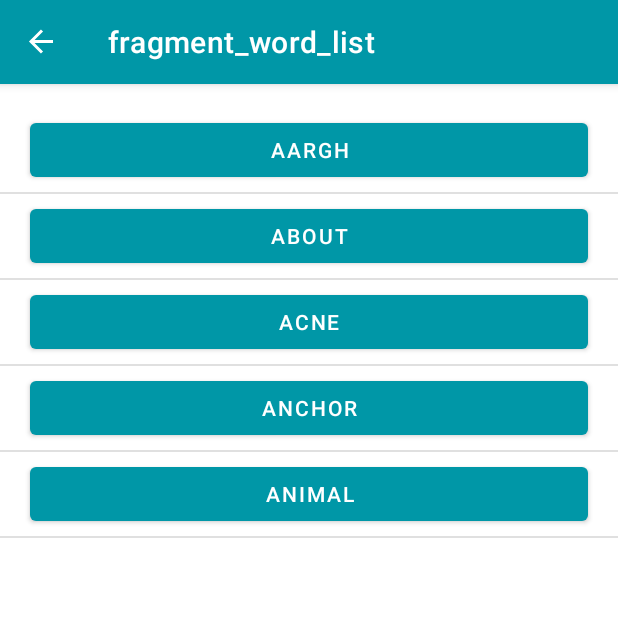
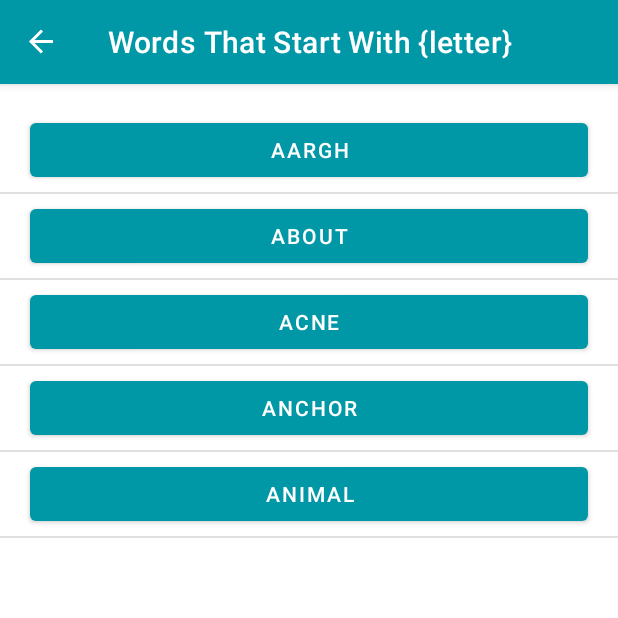
Before and after one commit to Taha-Adeel/Android-Apps, an Android app: the screen it shows after launch (MainActivity), after a tap on an icon or button, on a phone screen of 412 x 824 dp, the top half of it. Run offline under Robolectric (Android 15) with nearby library versions, the phone set to English and light mode, and no system bars; our stand-ins replace navigation-ui.

Commit message:
Refactored code

```diff
--- a/app/src/main/res/navigation/nav_graph.xml
+++ b/app/src/main/res/navigation/nav_graph.xml
@@ -8,8 +8,8 @@
     <fragment
         android:id="@+id/letterListFragment"
         android:name="com.example.dictionary_app.LetterListFragment"
-        android:label="fragment_letter_list"
-        tools:layout="@layout/fragment_letter_list" >
+        android:label="@string/app_name"
+        tools:layout="@layout/fragment_letter_list">
         <action
             android:id="@+id/action_letterListFragment_to_wordListFragment"
             app:destination="@id/wordListFragment" />
@@ -17,8 +17,8 @@
     <fragment
         android:id="@+id/wordListFragment"
         android:name="com.example.dictionary_app.WordListFragment"
-        android:label="fragment_word_list"
-        tools:layout="@layout/fragment_word_list" >
+        android:label="@string/word_list_fragment_label"
+        tools:layout="@layout/fragment_word_list">
         <argument
             android:name="letter"
             app:argType="string" />
--- a/app/src/main/res/values/strings.xml
+++ b/app/src/main/res/values/strings.xml
@@ -15,7 +15,7 @@
 -->
 <resources>
     <string name="app_name">Words</string>
-    <string name="detail_prefix">Words That Start With</string>
+    <string name="word_list_fragment_label">Words That Start With {letter}</string>
     <string name="action_switch_layout">Switch Layout</string>
     <string name="look_up_word">Look up word in a Browser Search</string>
     <string name="look_up_words">Show Stored Words</string>
```
